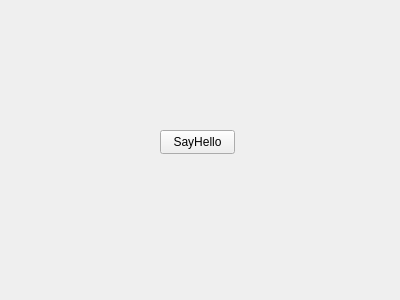
Before: the Qt Designer form image.ui in Gxstar/ImageZip, drawn with Qt 5.
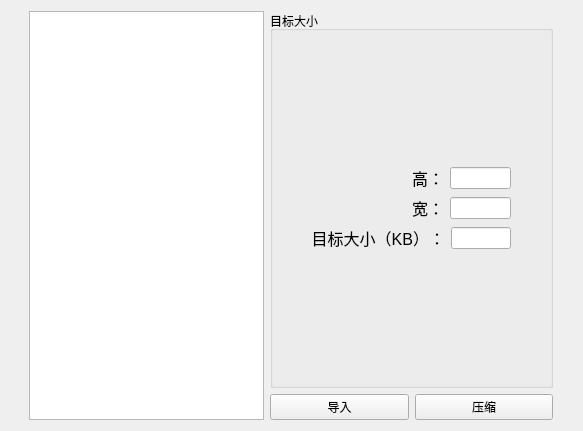
After: the same form once the commit is applied.

Commit message: 修改布局，尝试添加文件导入

What changed in the file:
```diff
--- a/image.ui
+++ b/image.ui
@@ -6,26 +6,201 @@
    <rect>
     <x>0</x>
     <y>0</y>
-    <width>400</width>
-    <height>300</height>
+    <width>583</width>
+    <height>431</height>
    </rect>
   </property>
   <property name="windowTitle">
    <string>Form</string>
   </property>
-  <widget class="QPushButton" name="helloButton">
-   <property name="geometry">
-    <rect>
-     <x>160</x>
-     <y>130</y>
-     <width>75</width>
-     <height>24</height>
-    </rect>
-   </property>
-   <property name="text">
-    <string>SayHello</string>
-   </property>
-  </widget>
+  <layout class="QHBoxLayout" name="horizontalLayout_5">
+   <item>
+    <spacer name="horizontalSpacer_5">
+     <property name="orientation">
+      <enum>Qt::Horizontal</enum>
+     </property>
+     <property name="sizeHint" stdset="0">
+      <size>
+       <width>40</width>
+       <height>20</height>
+      </size>
+     </property>
+    </spacer>
+   </item>
+   <item>
+    <widget class="QGraphicsView" name="graphicsView"/>
+   </item>
+   <item>
+    <layout class="QVBoxLayout" name="verticalLayout_2">
+     <item>
+      <widget class="QGroupBox" name="groupBox">
+       <property name="title">
+        <string>目标大小</string>
+       </property>
+       <layout class="QVBoxLayout" name="verticalLayout">
+        <item>
+         <layout class="QGridLayout" name="gridLayout">
+          <item row="0" column="1">
+           <layout class="QHBoxLayout" name="horizontalLayout_2">
+            <item>
+             <widget class="QLabel" name="label">
+              <property name="font">
+               <font>
+                <pointsize>12</pointsize>
+               </font>
+              </property>
+              <property name="layoutDirection">
+               <enum>Qt::LeftToRight</enum>
+              </property>
+              <property name="text">
+               <string>高：</string>
+              </property>
+              <property name="alignment">
+               <set>Qt::AlignRight|Qt::AlignTrailing|Qt::AlignVCenter</set>
+              </property>
+             </widget>
+            </item>
+            <item>
+             <widget class="QLineEdit" name="lineEdit_2">
+              <property name="maximumSize">
+               <size>
+                <width>61</width>
+                <height>16777215</height>
+               </size>
+              </property>
+             </widget>
+            </item>
+           </layout>
+          </item>
+          <item row="1" column="0">
+           <spacer name="horizontalSpacer_3">
+            <property name="orientation">
+             <enum>Qt::Horizontal</enum>
+            </property>
+            <property name="sizeHint" stdset="0">
+             <size>
+              <width>40</width>
+              <height>20</height>
+             </size>
+            </property>
+           </spacer>
+          </item>
+          <item row="1" column="1">
+           <layout class="QHBoxLayout" name="horizontalLayout_3">
+            <item>
+             <widget class="QLabel" name="label_2">
+              <property name="font">
+               <font>
+                <pointsize>12</pointsize>
+               </font>
+              </property>
+              <property name="text">
+               <string>宽：</string>
+              </property>
+              <property name="alignment">
+               <set>Qt::AlignRight|Qt::AlignTrailing|Qt::AlignVCenter</set>
+              </property>
+             </widget>
+            </item>
+            <item>
+             <widget class="QLineEdit" name="lineEdit_3">
+              <property name="maximumSize">
+               <size>
+                <width>61</width>
+                <height>16777215</height>
+               </size>
+              </property>
+             </widget>
+            </item>
+           </layout>
+          </item>
+          <item row="2" column="1">
+           <layout class="QHBoxLayout" name="horizontalLayout_4">
+            <item>
+             <widget class="QLabel" name="label_4">
+              <property name="font">
+               <font>
+                <pointsize>12</pointsize>
+               </font>
+              </property>
+              <property name="text">
+               <string>目标大小（KB）：</string>
+              </property>
+              <property name="alignment">
+               <set>Qt::AlignRight|Qt::AlignTrailing|Qt::AlignVCenter</set>
+              </property>
+             </widget>
+            </item>
+            <item>
+             <widget class="QLineEdit" name="lineEdit">
+              <property name="minimumSize">
+               <size>
+                <width>60</width>
+                <height>0</height>
+               </size>
+              </property>
+              <property name="maximumSize">
+               <size>
+                <width>61</width>
+                <height>16777215</height>
+               </size>
+              </property>
+             </widget>
+            </item>
+           </layout>
+          </item>
+          <item row="1" column="2">
+           <spacer name="horizontalSpacer_4">
+            <property name="orientation">
+             <enum>Qt::Horizontal</enum>
+            </property>
+            <property name="sizeHint" stdset="0">
+             <size>
+              <width>40</width>
+              <height>20</height>
+             </size>
+            </property>
+           </spacer>
+          </item>
+         </layout>
+        </item>
+       </layout>
+      </widget>
+     </item>
+     <item>
+      <layout class="QHBoxLayout" name="horizontalLayout">
+       <item>
+        <widget class="QPushButton" name="importButton">
+         <property name="text">
+          <string>导入</string>
+         </property>
+        </widget>
+       </item>
+       <item>
+        <widget class="QPushButton" name="zipButton">
+         <property name="text">
+          <string>压缩</string>
+         </property>
+        </widget>
+       </item>
+      </layout>
+     </item>
+    </layout>
+   </item>
+   <item>
+    <spacer name="horizontalSpacer_6">
+     <property name="orientation">
+      <enum>Qt::Horizontal</enum>
+     </property>
+     <property name="sizeHint" stdset="0">
+      <size>
+       <width>40</width>
+       <height>20</height>
+      </size>
+     </property>
+    </spacer>
+   </item>
+  </layout>
  </widget>
  <resources/>
  <connections>
```
Left out of the diff: 19 changed lines with no effect on the pictures. The commit also changes 1 other file.
